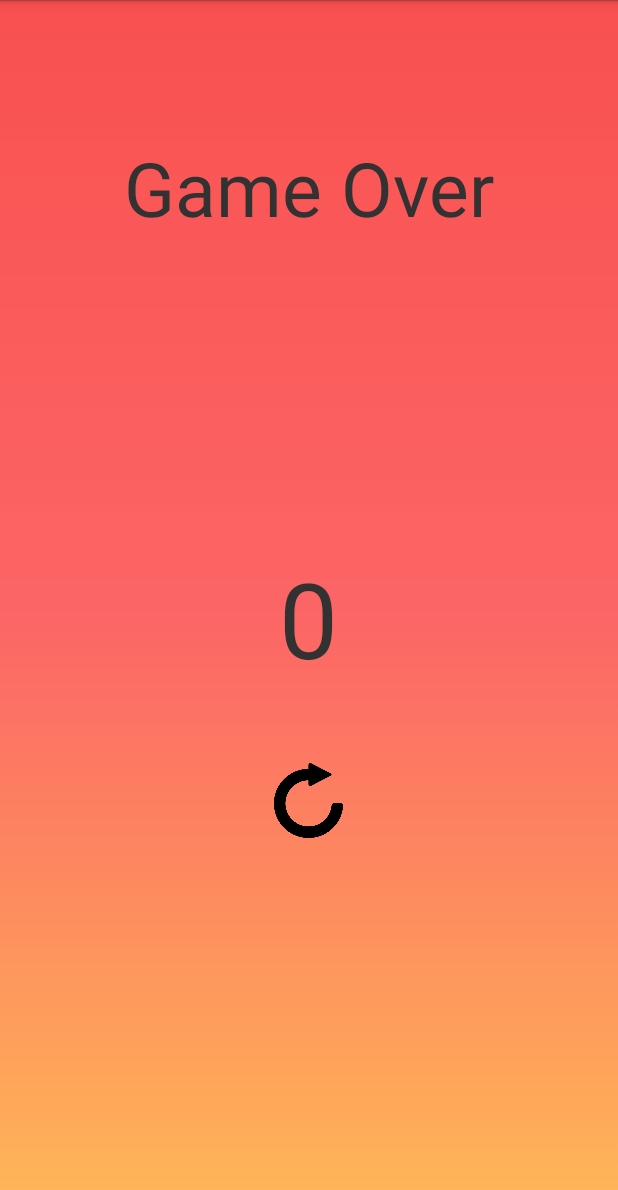
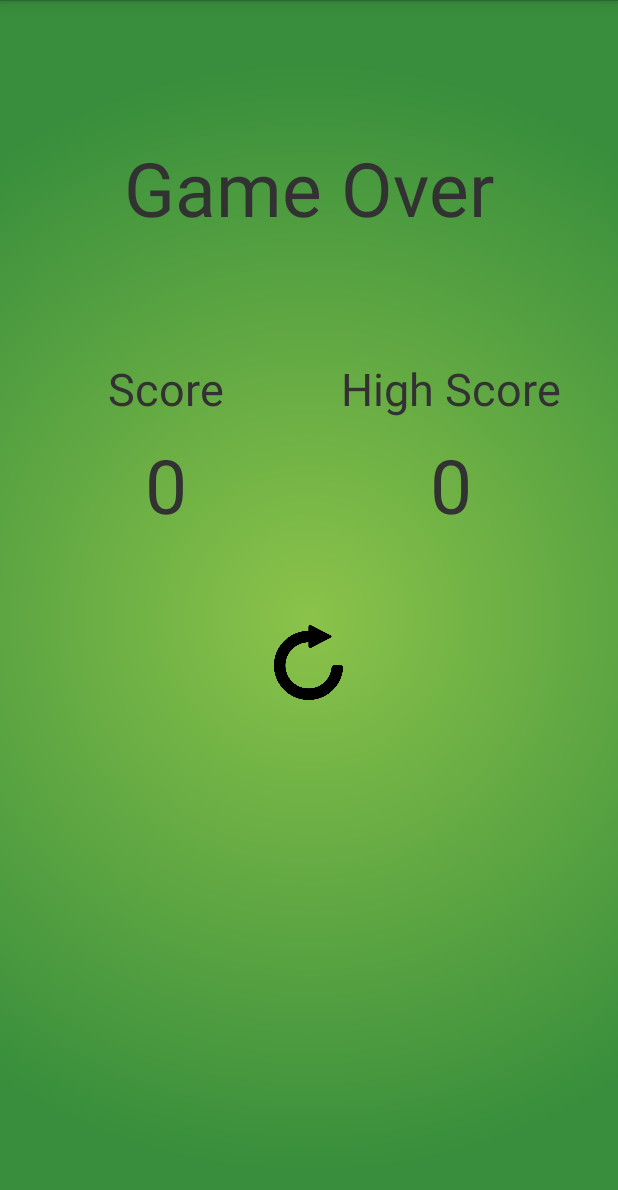
Before and after one commit to JamesJose7/Tapping-Game, an Android app: the GameOverActivity screen opened directly, with no data from a screen before it, on a phone screen of 412 x 824 dp. Shown: the top 1190 px of the screen. Run offline under Robolectric (Android 15) with nearby library versions, the phone set to English and light mode, and no system bars.

Commit message:
New Game over layout

```diff
--- a/app/src/main/res/drawable/game_over_gradient_bg.xml
+++ b/app/src/main/res/drawable/game_over_gradient_bg.xml
@@ -1,9 +1,9 @@
 <?xml version="1.0" encoding="utf-8"?>
 <shape xmlns:android="http://schemas.android.com/apk/res/android">
     <gradient
-        android:startColor="#bbff1919"
-        android:centerColor="#bbff3232"
-        android:endColor="#bbffa219"
-        android:angle="270"
+        android:startColor="#8BC34A"
+        android:endColor="#388E3C"
+        android:type="radial"
+        android:gradientRadius="90%"
         />
 </shape>
--- a/app/src/main/res/layout-small/activity_game_over.xml
+++ b/app/src/main/res/layout-small/activity_game_over.xml
@@ -18,14 +18,62 @@
         android:layout_centerHorizontal="true"
         android:layout_marginTop="75dp"/>
 
-    <TextView
-        android:layout_width="wrap_content"
+
+    <LinearLayout
+        android:orientation="horizontal"
+        android:layout_width="fill_parent"
         android:layout_height="wrap_content"
-        android:id="@+id/scoreGameOver"
-        android:text="0"
-        android:layout_centerHorizontal="true"
-        android:layout_centerVertical="true"
-        android:textSize="70sp"/>
+        android:weightSum="100"
+        android:id="@+id/scoresLayout"
+        android:layout_below="@id/gameOverTextView"
+        android:layout_marginTop="80dp">
+
+        <LinearLayout
+            android:orientation="vertical"
+            android:layout_width="fill_parent"
+            android:layout_height="fill_parent"
+            android:layout_weight="50"
+            android:gravity="center_horizontal">
+
+            <TextView
+                android:layout_width="wrap_content"
+                android:layout_height="wrap_content"
+                android:text="Score"
+                android:textSize="30sp"/>
+
+            <TextView
+                android:layout_width="wrap_content"
+                android:layout_height="wrap_content"
+                android:id="@+id/scoreGameOver"
+                android:text="0"
+                android:textSize="50sp"
+                android:layout_marginTop="10dp"/>
+
+        </LinearLayout>
+
+        <LinearLayout
+            android:orientation="vertical"
+            android:layout_width="fill_parent"
+            android:layout_height="fill_parent"
+            android:layout_weight="50"
+            android:gravity="center_horizontal"
+            android:layout_gravity="center_horizontal">
+
+            <TextView
+                android:layout_width="wrap_content"
+                android:layout_height="wrap_content"
+                android:text="High Score"
+                android:textSize="30sp"/>
+
+            <TextView
+                android:layout_width="wrap_content"
+                android:layout_height="wrap_content"
+                android:id="@+id/highScore"
+                android:text="0"
+                android:textSize="50sp"
+                android:layout_marginTop="10dp"/>
+        </LinearLayout>
+    </LinearLayout>
 
     <Button
         android:layout_width="50dp"
@@ -33,6 +81,6 @@
         android:id="@+id/resetButton"
         android:background="@drawable/refresh62"
         android:layout_centerHorizontal="true"
-        android:layout_marginTop="50dp"
-        android:layout_below="@id/scoreGameOver"/>
+        android:layout_marginTop="60dp"
+        android:layout_below="@id/scoresLayout"/>
 </RelativeLayout>
--- a/app/src/main/res/layout-xlarge/activity_game_over.xml
+++ b/app/src/main/res/layout-xlarge/activity_game_over.xml
@@ -6,7 +6,8 @@
                 android:paddingRight="@dimen/activity_horizontal_margin"
                 android:paddingTop="@dimen/activity_vertical_margin"
                 android:paddingBottom="@dimen/activity_vertical_margin"
-                tools:context="com.example.agua.tappinggame.GameOverActivity">
+                tools:context="com.example.agua.tappinggame.GameOverActivity"
+                android:background="@drawable/game_over_gradient_bg">
 
     <TextView
         android:layout_width="wrap_content"
```
